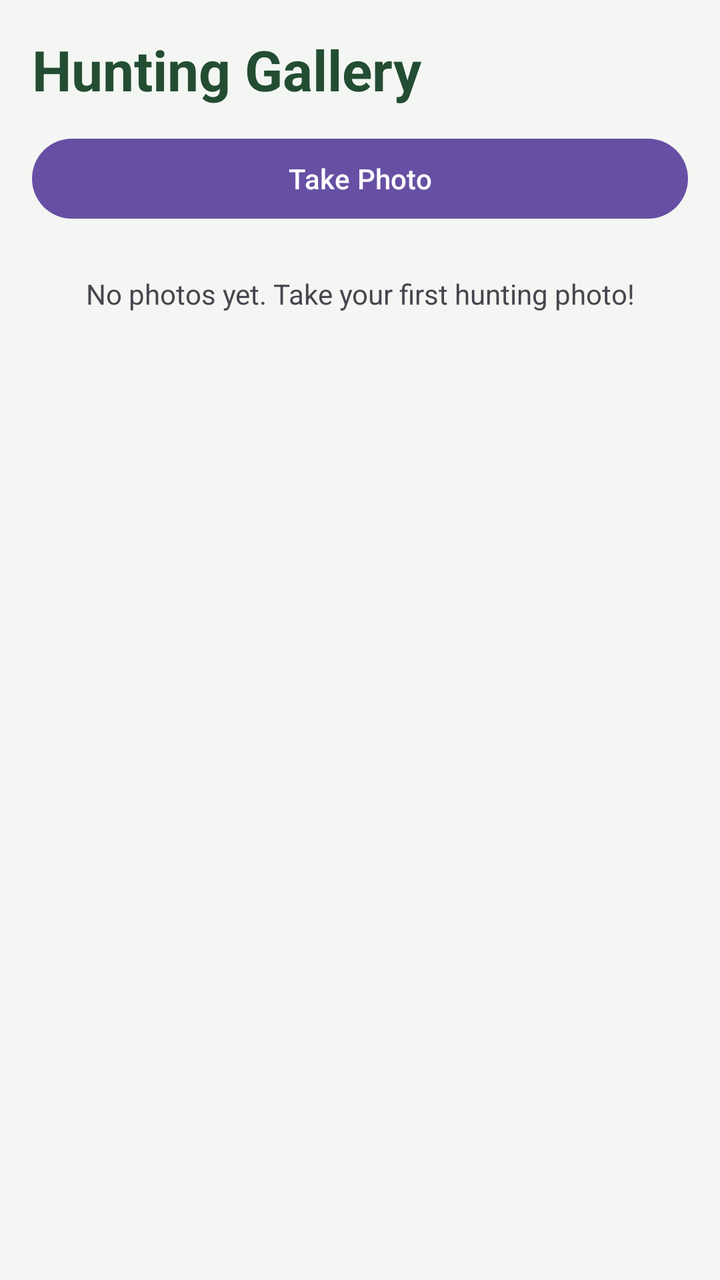
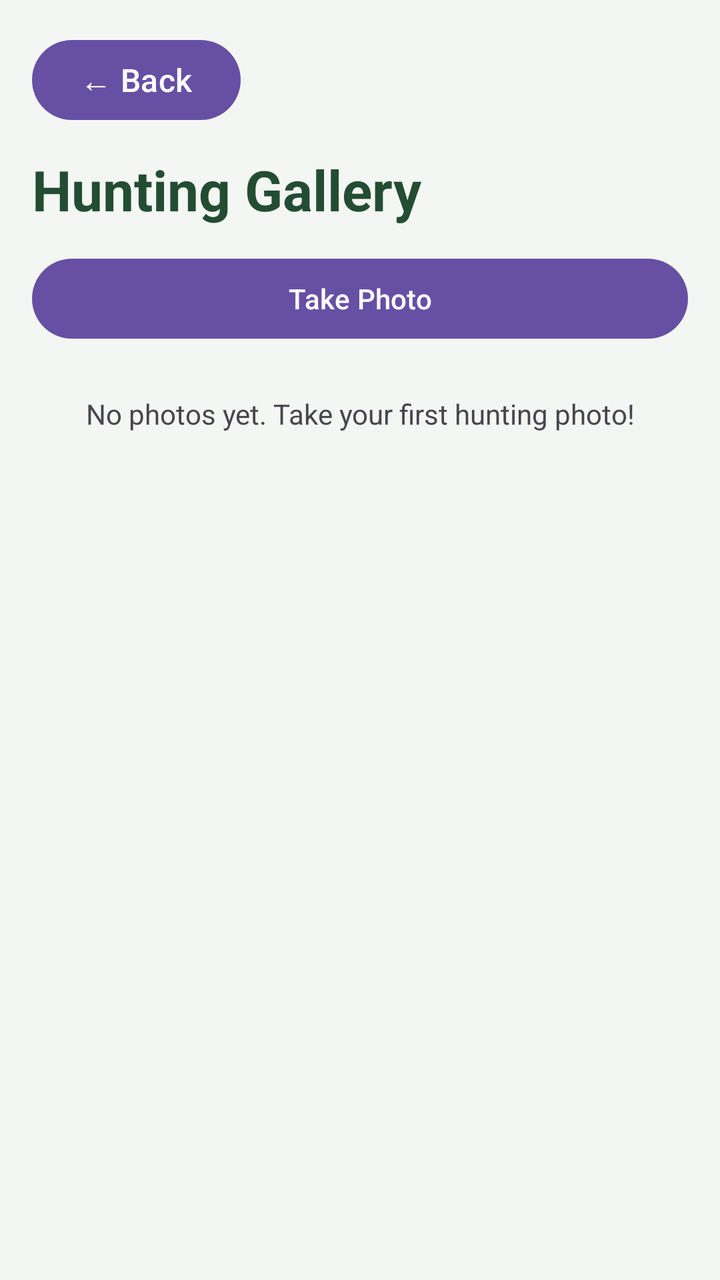

The first picture is an Android layout as it rendered before a commit; the second is the same layout after the commit. The layout source and the unified diff follow.
<!-- AndroidManifest.xml: application theme Theme.HuntersStory -->
<!-- res/layout/activity_gallery.xml -->
<?xml version="1.0" encoding="utf-8"?>
<LinearLayout
    xmlns:android="http://schemas.android.com/apk/res/android"
    android:layout_width="match_parent"
    android:layout_height="match_parent"
    android:orientation="vertical"
    android:padding="16dp"
    android:background="#F4F6F3">

    <TextView
        android:layout_width="match_parent"
        android:layout_height="wrap_content"
        android:text="Hunting Gallery"
        android:textColor="#234D32"
        android:textSize="28sp"
        android:textStyle="bold"
        android:layout_marginBottom="12dp" />

    <Button
        android:id="@+id/btnTakePhoto"
        android:layout_width="match_parent"
        android:layout_height="wrap_content"
        android:text="Take Photo" />

    <TextView
        android:id="@+id/tvGalleryEmpty"
        android:layout_width="match_parent"
        android:layout_height="wrap_content"
        android:text="No photos yet. Take your first hunting photo!"
        android:gravity="center"
        android:padding="24dp" />

    <androidx.recyclerview.widget.RecyclerView
        android:id="@+id/rvGallery"
        android:layout_width="match_parent"
        android:layout_height="0dp"
        android:layout_weight="1"
        android:layout_marginTop="12dp" />

</LinearLayout>
<!-- resources referenced by this layout -->
<resources>
  <style name="Theme.HuntersStory" parent="Base.Theme.HuntersStory" />
  <style name="Base.Theme.HuntersStory" parent="Theme.Material3.DayNight.NoActionBar">
          
          
      </style>
</resources>

<!-- the commit's change to res/layout/activity_gallery.xml (unified diff, before → after) -->
@@ -6,6 +6,7 @@
     android:orientation="vertical"
     android:padding="16dp"
     android:background="#F4F6F3">
+    <include layout="@layout/layout_back_button" />
 
     <TextView
         android:layout_width="match_parent"
@@ -38,3 +39,14 @@
         android:layout_marginTop="12dp" />
 
 </LinearLayout>
+<!-- res/layout/layout_back_button.xml (included above) -->
+<?xml version="1.0" encoding="utf-8"?>
+<Button xmlns:android="http://schemas.android.com/apk/res/android"
+    android:id="@+id/btnBack"
+    android:layout_width="wrap_content"
+    android:layout_height="48dp"
+    android:layout_marginBottom="12dp"
+    android:text="← Back"
+    android:textAllCaps="false"
+    android:textSize="16sp"
+    android:contentDescription="Go back to previous screen" />
